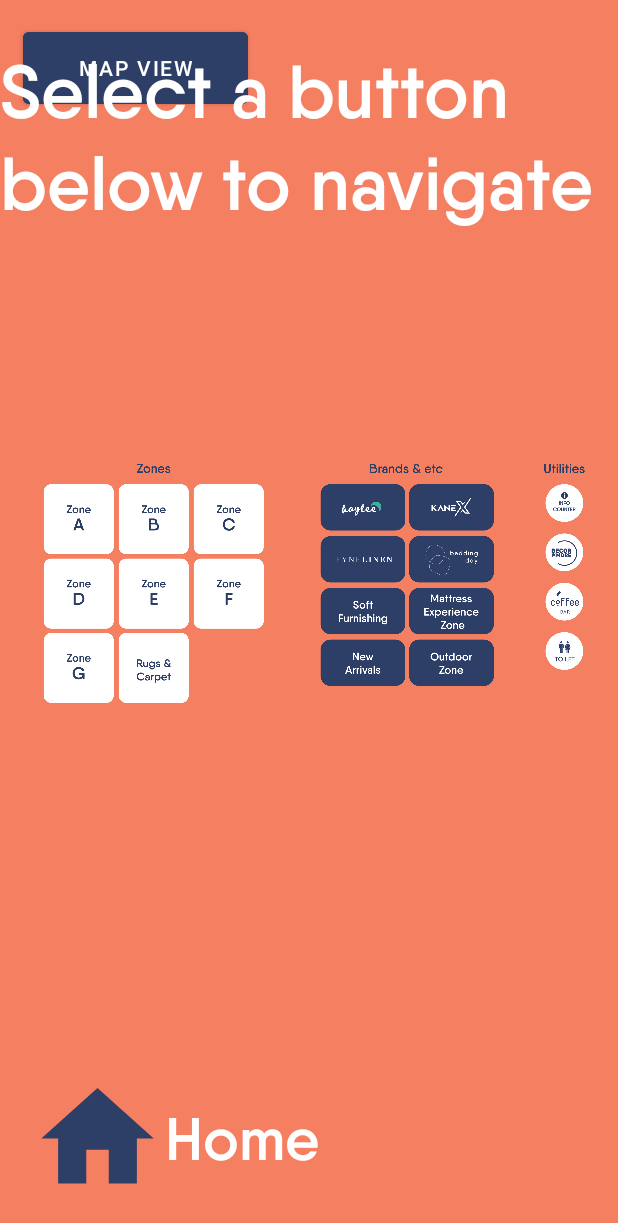
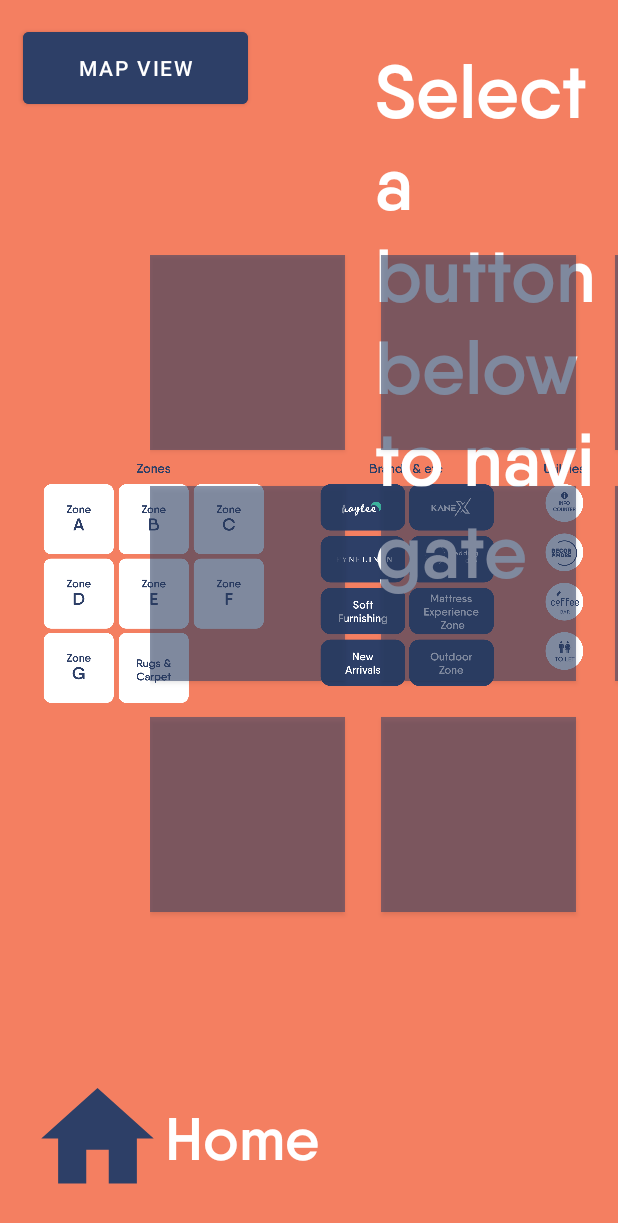
Before and after one commit to hybrid87sg/temiApp, an Android app: the MapActivity screen opened directly, with no data from a screen before it, on a phone screen of 412 x 824 dp. Shown: the top 1223 px of the screen. Run offline under Robolectric (Android 15) with nearby library versions, the phone set to English and light mode, and no system bars.

Commit message:
TemiUI 290121 1356

```diff
--- a/app/build.gradle
+++ b/app/build.gradle
@@ -44,6 +44,7 @@ dependencies {
     implementation 'com.google.android.material:material:1.2.1'
     implementation 'androidx.constraintlayout:constraintlayout:2.0.4'
     implementation 'androidx.legacy:legacy-support-v4:1.0.0'
+    implementation 'androidx.gridlayout:gridlayout:1.0.0'
     testImplementation 'junit:junit:4.+'
     androidTestImplementation 'androidx.test.ext:junit:1.1.2'
     androidTestImplementation 'androidx.test.espresso:espresso-core:3.3.0'
--- a/app/src/main/AndroidManifest.xml
+++ b/app/src/main/AndroidManifest.xml
@@ -9,7 +9,8 @@
         android:roundIcon="@mipmap/ic_launcher_round"
         android:supportsRtl="true"
         android:theme="@style/Theme.TemiUI">
-        <activity android:name=".HtbActivity"></activity>
+        <activity android:name=".ZoneActivity"></activity>
+        <activity android:name=".HtbActivity" />
         <activity android:name=".HtcActivity" />
 
         <meta-data
--- a/app/src/main/java/com/hybrid/temiui/MapActivity.kt
+++ b/app/src/main/java/com/hybrid/temiui/MapActivity.kt
@@ -5,6 +5,7 @@ import android.content.Intent
 import androidx.appcompat.app.AppCompatActivity
 import android.os.Bundle
 import android.view.View
+import android.widget.GridView
 import com.hybrid.temiui.databinding.ActivityMapBinding
 
 
@@ -12,13 +13,16 @@ class MapActivity : AppCompatActivity(R.layout.activity_map) {
 
     private lateinit var binding: ActivityMapBinding
 
-    @SuppressLint("SetTextI18n")
+
     override fun onCreate(savedInstanceState: Bundle?) {
         super.onCreate(savedInstanceState)
         binding = ActivityMapBinding.inflate(layoutInflater)
         setContentView(binding.root)
 
         supportActionBar?.hide()
+
+        val gridZoneA : GridView = findViewById(R.id.gridZoneA)
+        val gridZoneB : GridView = findViewById(R.id.gridZoneB)
 
 
         binding.btnMap.setOnClickListener {
@@ -35,5 +39,18 @@ class MapActivity : AppCompatActivity(R.layout.activity_map) {
             val intent = Intent(this,MainActivity::class.java)
             startActivity(intent)
         }
+
+
+        //Zones
+        binding.zoneA.setOnClickListener {
+            val intent = Intent(this,ZoneActivity::class.java)
+            startActivity(intent)
+        }
+        binding.zoneB.setOnClickListener {
+            val intent = Intent(this,ZoneActivity::class.java)
+            startActivity(intent)
+            gridZoneB.visibility = View.VISIBLE
+            gridZoneA.visibility = View.GONE
+        }
     }
 }
--- /dev/null
+++ b/app/src/main/res/drawable/button_bg_clear.xml
@@ -0,0 +1,4 @@
+<?xml version="1.0" encoding="utf-8"?>
+<shape xmlns:android="http://schemas.android.com/apk/res/android">
+    <solid android:color="#8A000000"/>
+</shape>
--- a/app/src/main/res/layout/activity_map.xml
+++ b/app/src/main/res/layout/activity_map.xml
@@ -50,29 +50,94 @@
             android:layout_marginTop="15dp"
             android:backgroundTint="@color/dblue"
             android:text="@string/mapview" />
+
+        <TextView
+            android:id="@+id/tvMapTitle"
+            android:layout_width="wrap_content"
+            android:layout_height="wrap_content"
+            android:layout_marginStart="250dp"
+            android:layout_marginTop="30dp"
+            android:fontFamily="@font/qanelas_semibold"
+            android:text="@string/maptitle"
+            android:textColor="@color/white"
+            android:textSize="50sp" />
+
+        <androidx.gridlayout.widget.GridLayout
+            android:layout_width="500dp"
+            android:layout_height="500dp"
+            app:columnCount="3"
+            app:rowCount="3"
+            android:layout_marginTop="170dp"
+            android:layout_marginStart="100dp">
+
+            <Button
+                android:id="@+id/zoneA"
+                android:layout_width="130dp"
+                android:layout_height="130dp"
+                android:background="@drawable/button_bg_clear" />
+
+            <Button
+                android:id="@+id/zoneB"
+                android:layout_width="130dp"
+                android:layout_height="130dp"
+                android:layout_marginStart="24dp"
+                android:layout_marginEnd="26dp"
+                android:layout_marginBottom="24dp"
+                android:background="@drawable/button_bg_clear" />
+
+            <Button
+                android:id="@+id/zoneC"
+                android:layout_width="130dp"
+                android:layout_height="130dp"
+                android:background="@drawable/button_bg_clear" />
+
+            <Button
+                android:id="@+id/zoneD"
+                android:layout_width="130dp"
+                android:layout_height="130dp"
+                android:background="@drawable/button_bg_clear" />
+
+            <Button
+                android:id="@+id/zoneE"
+                android:layout_width="130dp"
+                android:layout_height="130dp"
+                android:layout_marginStart="24dp"
+                android:layout_marginEnd="26dp"
+                android:layout_marginBottom="24dp"
+                android:background="@drawable/button_bg_clear" />
+
+            <Button
+                android:id="@+id/zoneF"
+                android:layout_width="130dp"
+                android:layout_height="130dp"
+                android:background="@drawable/button_bg_clear" />
+
+            <Button
+                android:id="@+id/zoneG"
+                android:layout_width="130dp"
+                android:layout_height="130dp"
+                android:background="@drawable/button_bg_clear" />
+
+            <Button
+                android:id="@+id/zoneRug"
+                android:layout_width="130dp"
+                android:layout_height="130dp"
+                android:layout_marginStart="24dp"
+                android:layout_marginEnd="26dp"
+                android:background="@drawable/button_bg_clear" />
+        </androidx.gridlayout.widget.GridLayout>
+
     </FrameLayout>
 
-    <TextView
-        android:id="@+id/tvMapTitle"
-        android:layout_width="wrap_content"
-        android:layout_height="wrap_content"
-        android:text="@string/maptitle"
-        android:textSize="50sp"
-        android:fontFamily="@font/qanelas_semibold"
-        android:textColor="@color/white"
-        android:layout_marginTop="30dp"
-        app:layout_constraintEnd_toEndOf="parent"
-        app:layout_constraintStart_toStartOf="parent"
-        app:layout_constraintTop_toTopOf="parent" />
 
     <LinearLayout
-        android:orientation="horizontal"
         android:layout_width="wrap_content"
         android:layout_height="wrap_content"
         android:layout_marginStart="20dp"
         android:layout_marginBottom="20dp"
-        app:layout_constraintStart_toStartOf="parent"
-        app:layout_constraintBottom_toBottomOf="parent">
+        android:orientation="horizontal"
+        app:layout_constraintBottom_toBottomOf="parent"
+        app:layout_constraintStart_toStartOf="parent">
 
         <ImageButton
             android:id="@+id/ibHome"
@@ -81,17 +146,17 @@
             android:background="@color/clear"
             android:scaleType="fitCenter"
             android:src="@drawable/ic_home"
-            android:tint="@color/dblue"/>
+            android:tint="@color/dblue" />
 
         <TextView
             android:id="@+id/tvHome"
             android:layout_width="wrap_content"
             android:layout_height="wrap_content"
+            android:layout_gravity="center"
+            android:fontFamily="@font/qanelas_semibold"
             android:text="@string/home"
-            android:fontFamily="@font/qanelas_semibold"
-            android:layout_gravity="center"
-            android:textSize="40sp"
-            android:textColor="@color/white"/>
+            android:textColor="@color/white"
+            android:textSize="40sp" />
 
     </LinearLayout>
 </androidx.constraintlayout.widget.ConstraintLayout>
```
Also changed, not shown: app/src/main/java/com/hybrid/temiui/ZoneActivity.kt (added, +22 -0 lines), app/src/main/res/drawable/button_zone.xml (added, +7 -0 lines), app/src/main/res/layout/activity_zone.xml (added, +261 -0 lines), app/src/main/res/values/strings.xml (+22 -0 lines).
